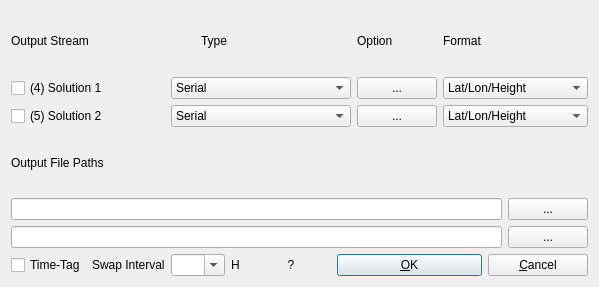
First picture: the form in app/qtapp/rtknavi_qt/outstrdlg.ui, repository lhuisman/myRTKLIB, before the edit.
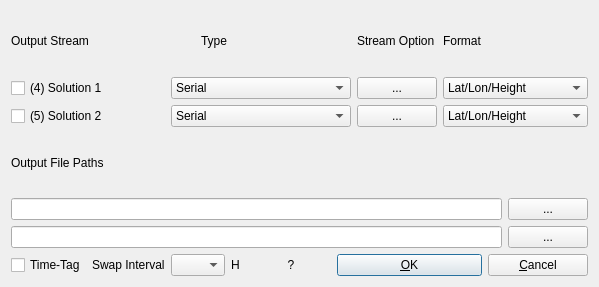
Second picture: the form after the edit.

```diff
--- a/app/qtapp/rtknavi_qt/outstrdlg.ui
+++ b/app/qtapp/rtknavi_qt/outstrdlg.ui
@@ -191,7 +191,7 @@
       <string/>
      </property>
      <property name="editable">
-      <bool>true</bool>
+      <bool>false</bool>
      </property>
      <item>
       <property name="text">
@@ -290,7 +290,7 @@
       <string/>
      </property>
      <property name="text">
-      <string>Option</string>
+      <string>Stream Option</string>
      </property>
     </widget>
    </item>
```
Left out of the diff: 32 changed lines with no effect on the pictures.
